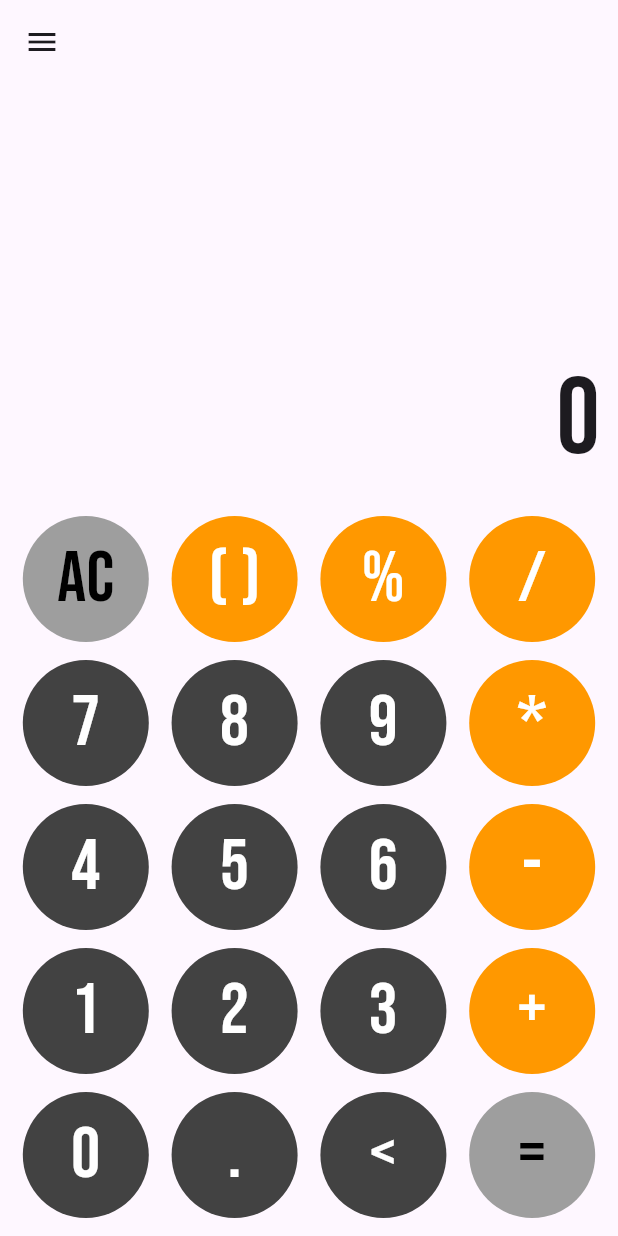
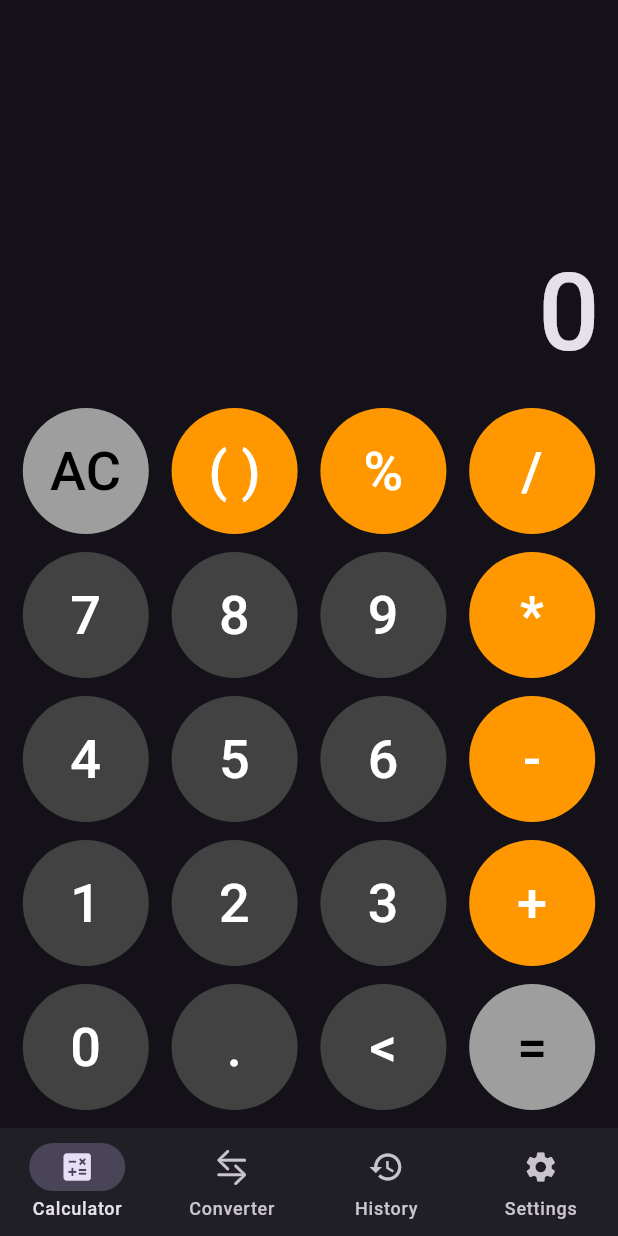
Before and after one commit to azizbek-davronov/calculator-app, a Flutter app: the screen it shows after launch, on a phone screen of 412 x 824 dp. Run offline on Flutter 3.47's test engine with Material 3 defaults, Android fonts, the phone set to English and light mode, and no system bars; our stand-ins replace get; missing offline and left inert: social_media_buttons.

```diff
--- a/lib/calculator_screen.dart
+++ b/lib/calculator_screen.dart
@@ -1,9 +1,7 @@
 import 'dart:async';
 import 'package:calculator_app/theme_provider.dart';
 import 'package:flutter/material.dart';
-import 'package:google_fonts/google_fonts.dart';
 import 'package:provider/provider.dart';
-import 'package:calculator_app/navigation_bar.dart';
 
 class CalculatorScreen extends StatefulWidget {
   const CalculatorScreen({super.key});
@@ -33,7 +31,7 @@ class _CalculatorScreenState extends State<CalculatorScreen> {
   @override
   Widget build(BuildContext context) {
     return Scaffold(
-      drawer: NavBar(),
+      // drawer: NavBar(),
       appBar: AppBar(),
       body: SafeArea(
         bottom: false,
@@ -52,11 +50,9 @@ class _CalculatorScreenState extends State<CalculatorScreen> {
                         '$number1$operand$number2'.isEmpty
                             ? '0'
                             : '$number1$operand$number2',
-                        style: GoogleFonts.bebasNeue(
-                          textStyle: const TextStyle(
-                            fontSize: 72,
-                            fontWeight: FontWeight.w500,
-                          ),
+                        style: const TextStyle(
+                          fontSize: 72,
+                          fontWeight: FontWeight.w500,
                         ),
                         textAlign: TextAlign.end,
                       ),
@@ -140,12 +136,10 @@ class _CalculatorScreenState extends State<CalculatorScreen> {
           child: Text(
             btnValue,
             textAlign: TextAlign.center,
-            style: GoogleFonts.bebasNeue(
-              textStyle: TextStyle(
-                  fontWeight: FontWeight.normal,
-                  fontSize: 48,
-                  color: btnValueColor),
-            ),
+            style: TextStyle(
+                fontWeight: FontWeight.w500,
+                fontSize: 36,
+                color: btnValueColor),
           ),
         ),
       ),
--- a/lib/main.dart
+++ b/lib/main.dart
@@ -1,7 +1,9 @@
-import 'package:calculator_app/calculator_screen.dart';
+import 'package:calculator_app/navigation_menu.dart';
 import 'package:calculator_app/theme_provider.dart';
 import 'package:flutter/material.dart';
 import 'package:provider/provider.dart';
+import 'package:get/get.dart';
+
 
 void main() {
   runApp(
@@ -17,11 +19,11 @@ class MyApp extends StatelessWidget {
 
   @override
   Widget build(BuildContext context) {
-    return MaterialApp(
+    return GetMaterialApp(
       debugShowCheckedModeBanner: false,
       title: 'Calculator',
       theme: Provider.of<ThemeProvider>(context).themeData,
-      home: CalculatorScreen(),
+      home: const NavigationMenu(),
     );
   }
 }
--- /dev/null
+++ b/lib/navigation_menu.dart
@@ -0,0 +1,48 @@
+import 'package:calculator_app/calculator_screen.dart';
+import 'package:calculator_app/converter_screen.dart';
+import 'package:calculator_app/history_screen.dart';
+import 'package:calculator_app/settings_screen.dart';
+import 'package:flutter/cupertino.dart';
+import 'package:flutter/material.dart';
+import 'package:get/get.dart';
+
+class NavigationMenu extends StatelessWidget {
+  const NavigationMenu({super.key});
+
+  @override
+  Widget build(BuildContext context) {
+    final controller = Get.put(NavigationController());
+    return Scaffold(
+      bottomNavigationBar: Obx(
+        () => NavigationBar(
+          height: 72,
+          elevation: 0,
+          selectedIndex: controller.selectedIndex.value,
+          onDestinationSelected: (index) =>
+              controller.selectedIndex.value = index,
+          destinations: const [
+            NavigationDestination(
+                icon: Icon(Icons.calculate), label: 'Calculator'),
+            NavigationDestination(
+                icon: Icon(CupertinoIcons.arrow_right_arrow_left), label: 'Converter'),
+            NavigationDestination(icon: Icon(Icons.history),   label: 'History'),
+            NavigationDestination(
+                icon: Icon(Icons.settings), label: 'Settings'),
+          ],
+        ),
+      ),
+      body: Obx(() => controller.screen[controller.selectedIndex.value]),
+    );
+  }
+}
+
+class NavigationController extends GetxController {
+  // observer variable
+  final Rx<int> selectedIndex = 0.obs;
+  final screen = [
+    const CalculatorScreen(),
+    const ConverterScreen(),
+    const HistoryScreen(),
+    const SettingsScreen()
+  ];
+}
--- a/lib/theme_provider.dart
+++ b/lib/theme_provider.dart
@@ -2,16 +2,16 @@ import 'package:calculator_app/theme.dart';
 import 'package:flutter/material.dart';
 
 class ThemeProvider with ChangeNotifier {
-  bool _isSelected = false;
+  bool _isSelected = true;
   bool get isSelected => _isSelected;
-  ThemeData _themeData = lightMode;
+  ThemeData _themeData = darkMode;
   ThemeData get themeData => _themeData;
 
   void toggleTheme() {
-    if (_themeData == lightMode) {
+    if (_themeData == darkMode) {
+      _themeData = lightMode;
+    } else {
       _themeData = darkMode;
-    } else {
-      _themeData = lightMode;
     }
     _isSelected =! _isSelected;
     notifyListeners();
--- a/pubspec.yaml
+++ b/pubspec.yaml
@@ -39,6 +39,8 @@ dependencies:
   function_tree: ^0.9.1
   google_fonts: ^6.2.1
   social_media_buttons: ^1.0.0
+  get:
+  url_launcher: ^6.3.0
 
 dev_dependencies:
   flutter_test:
```
Also changed, not shown: lib/converter_screen.dart (added, +13 -0 lines), lib/history_screen.dart (added, +12 -0 lines), lib/navigation_bar.dart (+0 -42 lines), lib/settings_screen.dart (added, +84 -0 lines), pubspec.lock.
